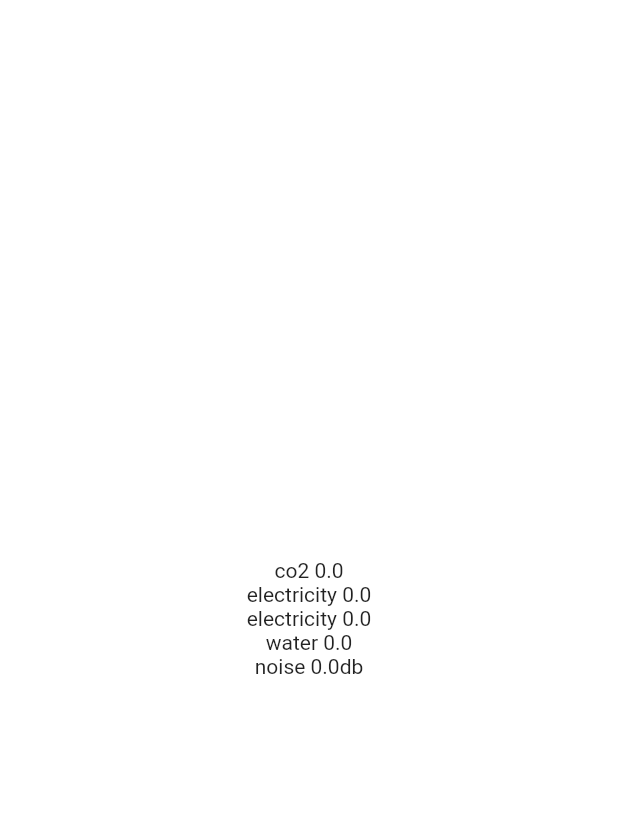
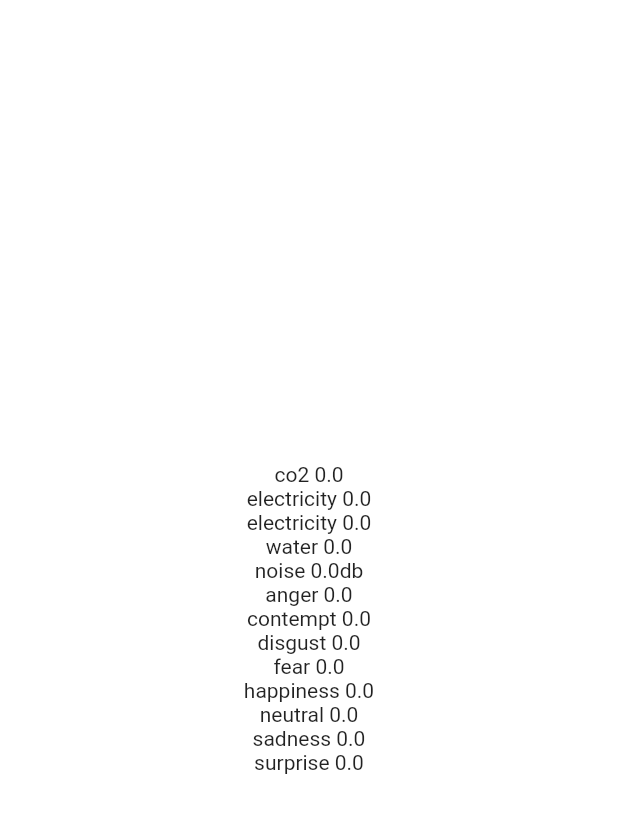
Before and after one commit to Optimist-Hacks/dashboardx-client, a Flutter app: the screen it shows after launch, on a phone screen of 412 x 824 dp. Shown: the top 813 px of the screen. Run offline on Flutter 3.47's test engine with Material 2 defaults, Android fonts, the phone set to English and light mode, and no system bars; our stand-ins replace built_collection, built_value, camera, permission_handler, rxdart; missing offline and left inert: noise_meter, preferences; generated files the repository leaves out were written again.

Commit message:
emotions

```diff
--- a/lib/data/model/serializer.dart
+++ b/lib/data/model/serializer.dart
@@ -2,6 +2,7 @@ import 'package:built_collection/built_collection.dart';
 import 'package:built_value/serializer.dart';
 import 'package:built_value/standard_json_plugin.dart';
 import 'package:dashboardx/data/model/server/contester.dart';
+import 'package:dashboardx/data/model/server/emotion.dart';
 import 'package:dashboardx/data/model/server/info.dart';
 
 part 'serializer.g.dart';
@@ -9,6 +10,7 @@ part 'serializer.g.dart';
 @SerializersFor(const [
   Info,
   Contester,
+  Emotion,
 ])
 final Serializers serializers =
     (_$serializers.toBuilder()..addPlugin(StandardJsonPlugin())).build();
--- /dev/null
+++ b/lib/data/model/server/emotion.dart
@@ -0,0 +1,28 @@
+import 'package:built_value/built_value.dart';
+import 'package:built_value/serializer.dart';
+
+part 'emotion.g.dart';
+
+abstract class Emotion implements Built<Emotion, EmotionBuilder> {
+  static Serializer<Emotion> get serializer => _$emotionSerializer;
+
+  double get anger;
+
+  double get contempt;
+
+  double get disgust;
+
+  double get fear;
+
+  double get happiness;
+
+  double get neutral;
+
+  double get sadness;
+
+  double get surprise;
+
+  Emotion._();
+
+  factory Emotion([void Function(EmotionBuilder) updates]) = _$Emotion;
+}
--- a/lib/data/model/server/info.dart
+++ b/lib/data/model/server/info.dart
@@ -2,6 +2,7 @@ import 'package:built_value/built_value.dart';
 import 'package:built_value/serializer.dart';
 import 'package:built_collection/built_collection.dart';
 import 'package:dashboardx/data/model/server/contester.dart';
+import 'package:dashboardx/data/model/server/emotion.dart';
 
 part 'info.g.dart';
 
@@ -18,6 +19,8 @@ abstract class Info implements Built<Info, InfoBuilder> {
 
   BuiltList<Contester> get leaderboard;
 
+  Emotion get emotion;
+
   Info._();
 
   factory Info([void Function(InfoBuilder) updates]) = _$Info;
--- a/lib/domain/main_bloc.dart
+++ b/lib/domain/main_bloc.dart
@@ -3,6 +3,7 @@ import 'dart:convert';
 
 import 'package:dashboardx/data/model/serializer.dart';
 import 'package:dashboardx/data/model/server/contester.dart';
+import 'package:dashboardx/data/model/server/emotion.dart';
 import 'package:dashboardx/data/model/server/info.dart';
 import 'package:dashboardx/data/model/state/main/main_state.dart';
 import 'package:dashboardx/service/preferences_service.dart';
@@ -61,7 +62,16 @@ class MainBloc {
         ..electricity = 0
         ..heating = 0
         ..water = 0
-        ..leaderboard = ListBuilder<Contester>()).toBuilder()
+        ..leaderboard = ListBuilder<Contester>()
+        ..emotion = Emotion((e) => e
+          ..anger = 0
+          ..contempt = 0
+          ..disgust = 0
+          ..fear = 0
+          ..happiness = 0
+          ..neutral = 0
+          ..sadness = 0
+          ..surprise = 0).toBuilder()).toBuilder()
       ..noise = 0);
     _mainStateBehaviorSubject.add(initMainState);
 
--- a/lib/ui/page/main_page.dart
+++ b/lib/ui/page/main_page.dart
@@ -68,6 +68,14 @@ class _MainPageState extends State<MainPage> {
           Text("electricity ${_state.info.heating}"),
           Text("water ${_state.info.water}"),
           Text("noise ${_state.noise}db"),
+          Text("anger ${_state.info.emotion.anger}"),
+          Text("contempt ${_state.info.emotion.contempt}"),
+          Text("disgust ${_state.info.emotion.disgust}"),
+          Text("fear ${_state.info.emotion.fear}"),
+          Text("happiness ${_state.info.emotion.happiness}"),
+          Text("neutral ${_state.info.emotion.neutral}"),
+          Text("sadness ${_state.info.emotion.sadness}"),
+          Text("surprise ${_state.info.emotion.surprise}"),
         ],
       ),
     );
```
Also changed, not shown: lib/data/model/serializer.g.dart, lib/data/model/server/emotion.g.dart (added), lib/data/model/server/info.g.dart.
